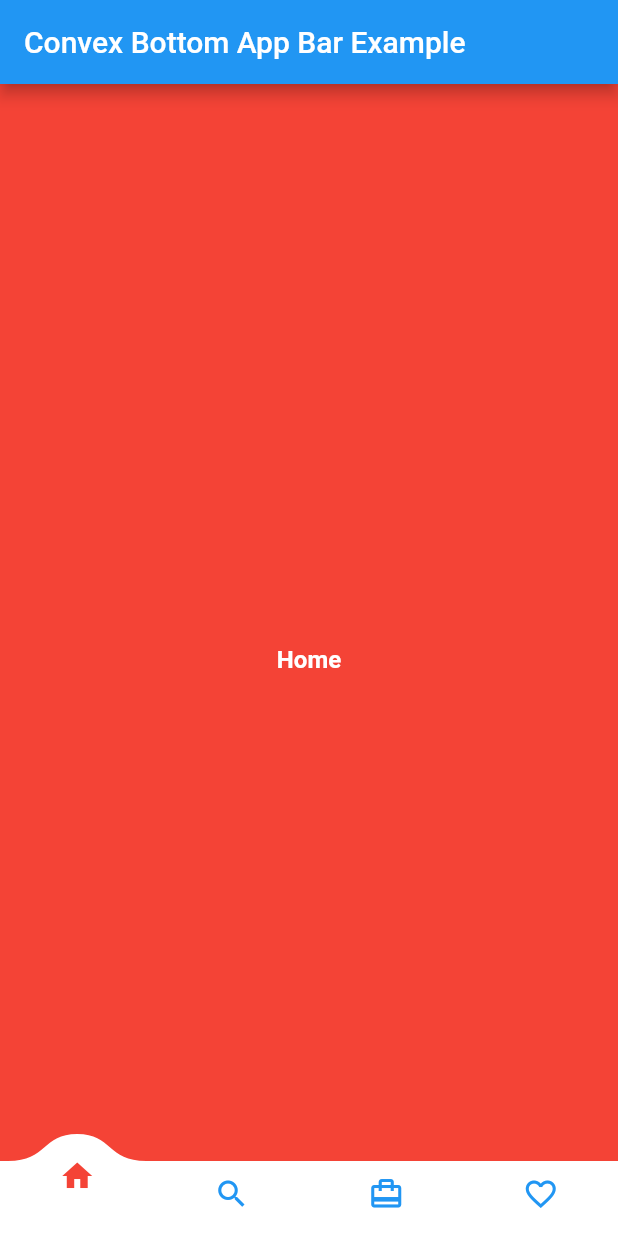
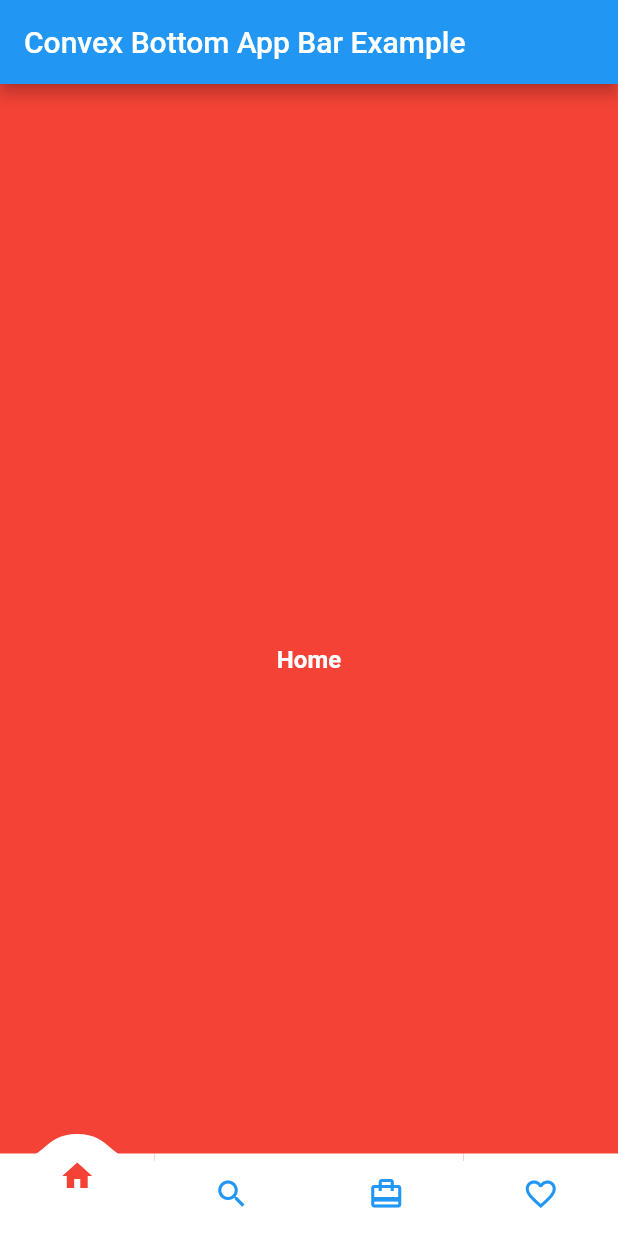
Before and after one commit to dwikyhardi/convex_bottom_app_bar, a Flutter app: the screen it shows after launch, on a phone screen of 412 x 824 dp. Run offline on Flutter 3.47's test engine with Material 2 defaults, Android fonts, the phone set to English and light mode, and no system bars.

Commit message:
fixing bug layout, adding height parameter

```diff
--- a/lib/convex_bottom_app_bar.dart
+++ b/lib/convex_bottom_app_bar.dart
@@ -16,6 +16,7 @@ class ConvexBottomAppBar extends StatefulWidget {
   final bool isUseTitle;
   final Color? selectedColor;
   final Color? unselectedColor;
+  final double? convexBottomAppHeight;
 
   ConvexBottomAppBar(
       {Key? key,
@@ -25,7 +26,8 @@ class ConvexBottomAppBar extends StatefulWidget {
       this.titleTextStyle,
       this.backgroundColor,
       this.selectedColor,
-      this.unselectedColor})
+      this.unselectedColor,
+      this.convexBottomAppHeight})
       : super(key: key);
 
   @override
@@ -36,7 +38,8 @@ class ConvexBottomAppBar extends StatefulWidget {
       this.isUseTitle,
       this.titleTextStyle,
       this.selectedColor,
-      this.unselectedColor);
+      this.unselectedColor,
+      this.convexBottomAppHeight);
 }
 
 class _ConvexBottomAppBarState extends State<ConvexBottomAppBar>
@@ -53,6 +56,7 @@ class _ConvexBottomAppBarState extends State<ConvexBottomAppBar>
   final bool isUseTitle;
   final Color? selectedColor;
   final Color? unselectedColor;
+  final double? convexBottomAppHeight;
 
   _ConvexBottomAppBarState(
       this.onClickParent,
@@ -61,7 +65,8 @@ class _ConvexBottomAppBarState extends State<ConvexBottomAppBar>
       this.isUseTitle,
       this.titleTextStyle,
       this.selectedColor,
-      this.unselectedColor);
+      this.unselectedColor,
+      this.convexBottomAppHeight);
 
   @override
   void initState() {
@@ -79,7 +84,6 @@ class _ConvexBottomAppBarState extends State<ConvexBottomAppBar>
 
   @override
   void didChangeDependencies() {
-
     _xController.value =
         _indexToPosition(_selectedIndex) / MediaQuery.of(context).size.width;
     _yController.value = 1.0;
@@ -90,7 +94,8 @@ class _ConvexBottomAppBarState extends State<ConvexBottomAppBar>
   double _indexToPosition(int index) {
     // Calculate button positions based off of their
     // index (works with `MainAxisAlignment.spaceAround`)
-    return (_getButtonContainerWidth() * index) + (_getButtonContainerWidth() / 2);
+    return (_getButtonContainerWidth() * index) +
+        (_getButtonContainerWidth() / 2);
   }
 
   @override
@@ -114,7 +119,8 @@ class _ConvexBottomAppBarState extends State<ConvexBottomAppBar>
   }
 
   double _getButtonContainerWidth() {
-    double width = MediaQuery.of(context).size.width / (convexBottomAppBarItems?.length ?? 0);
+    double width = MediaQuery.of(context).size.width /
+        (convexBottomAppBarItems?.length ?? 0);
     // if (width > 400.0) {
     //   width = 400.0;
     // }
@@ -146,7 +152,7 @@ class _ConvexBottomAppBarState extends State<ConvexBottomAppBar>
   @override
   Widget build(BuildContext context) {
     final appSize = MediaQuery.of(context).size;
-    final height = 60.0;
+    final height = convexBottomAppHeight ?? 60.0;
     return Container(
       width: appSize.width,
       height: height,
@@ -177,7 +183,9 @@ class _ConvexBottomAppBarState extends State<ConvexBottomAppBar>
 
   List<Container>? populateIcons() {
     List<Container>? items = [];
-    double width = MediaQuery.of(context).size.width / (convexBottomAppBarItems?.length ?? 0);
+    double width = MediaQuery.of(context).size.width /
+        (convexBottomAppBarItems?.length ?? 0);
+    var buttonSize = Size(width , convexBottomAppHeight ?? 50);
     for (int i = 0; i < (convexBottomAppBarItems?.length ?? 0); i++) {
       var item = convexBottomAppBarItems?[i];
       items.add(
@@ -185,6 +193,7 @@ class _ConvexBottomAppBarState extends State<ConvexBottomAppBar>
           width: width,
           child: ConvexItem(
             item?.icon ?? Icons.error_outline_rounded,
+            buttonSize,
             title: item?.title,
             index: i,
             titleTextStyle: item?.titleTextStyle ?? titleTextStyle,
@@ -193,6 +202,7 @@ class _ConvexBottomAppBarState extends State<ConvexBottomAppBar>
             yController: _yController,
             selectedColor: item?.selectedColor ?? selectedColor,
             unselectedColor: item?.unSelectedColor ?? unselectedColor,
+            backgroundColor: backgroundColor ?? Colors.white,
           ),
         ),
       );
--- a/lib/convex_item.dart
+++ b/lib/convex_item.dart
@@ -3,6 +3,7 @@ import 'package:flutter/material.dart';
 class ConvexItem extends StatelessWidget {
   /// Icon that displayed on bottom app bar
   final IconData icon;
+  final Size itemSize;
   final bool? isEnable;
   final int? index;
   final String? title;
@@ -10,11 +11,12 @@ class ConvexItem extends StatelessWidget {
   final Function(int)? overrideOnClick;
   final Color? selectedColor;
   final Color? unselectedColor;
+  final Color? backgroundColor;
 
   /// for controlling animation. don't put anything to this parameter
   final AnimationController? yController;
 
-  ConvexItem(this.icon,
+  ConvexItem(this.icon, this.itemSize,
       {this.index,
       this.title,
       this.titleTextStyle,
@@ -22,26 +24,31 @@ class ConvexItem extends StatelessWidget {
       this.overrideOnClick,
       this.yController,
       this.selectedColor,
-        this.unselectedColor});
+      this.unselectedColor,
+      this.backgroundColor});
 
   @override
   Widget build(BuildContext context) {
-    return Column(
+    return GestureDetector(
+      onTap: () {
+        overrideOnClick!(index ?? 0);
+      },
+      child: Container(
+        width: itemSize.width,
+        height: itemSize.height,
+        color: backgroundColor,
+        child: Column(
           mainAxisSize: MainAxisSize.max,
           crossAxisAlignment: CrossAxisAlignment.center,
           mainAxisAlignment: MainAxisAlignment.center,
           children: [
             Expanded(
-          child: GestureDetector(
-            onTap: () {
-              overrideOnClick!(index ?? 0);
-            },
               child: AnimatedContainer(
                 duration: Duration(milliseconds: 500),
                 alignment:
                     isEnable ?? false ? Alignment.topCenter : Alignment.center,
                 child: AnimatedContainer(
-                height: isEnable ?? false ? 40 : 20,
+                  height: isEnable ?? false ? (itemSize.height - 20) : 20,
                   duration: Duration(milliseconds: 300),
                   alignment: Alignment.center,
                   child: Opacity(
@@ -50,8 +57,8 @@ class ConvexItem extends StatelessWidget {
                       icon,
                       color: isEnable ?? false
                           ? selectedColor ?? Color(0xffE65829)
-                        : unselectedColor ?? Theme.of(context).iconTheme.color,
-                  ),
+                          : unselectedColor ??
+                              Theme.of(context).iconTheme.color,
                     ),
                   ),
                 ),
@@ -66,6 +73,8 @@ class ConvexItem extends StatelessWidget {
                 ),
               ),
           ],
+        ),
+      ),
     );
   }
 }
--- a/pubspec.yaml
+++ b/pubspec.yaml
@@ -1,6 +1,6 @@
 name: convex_bottom_app_bar
 description: customisable bottom app bar
-version: 1.0.1
+version: 1.0.2
 homepage: https://github.com/dwikyhardi
 repository: https://github.com/dwikyhardi/convex_bottom_app_bar
 issue_tracker: https://github.com/dwikyhardi/convex_bottom_app_bar/issues
```
Also changed, not shown: example/pubspec.lock, 2 other files. Lines whose indentation alone changed are shown as unchanged.
